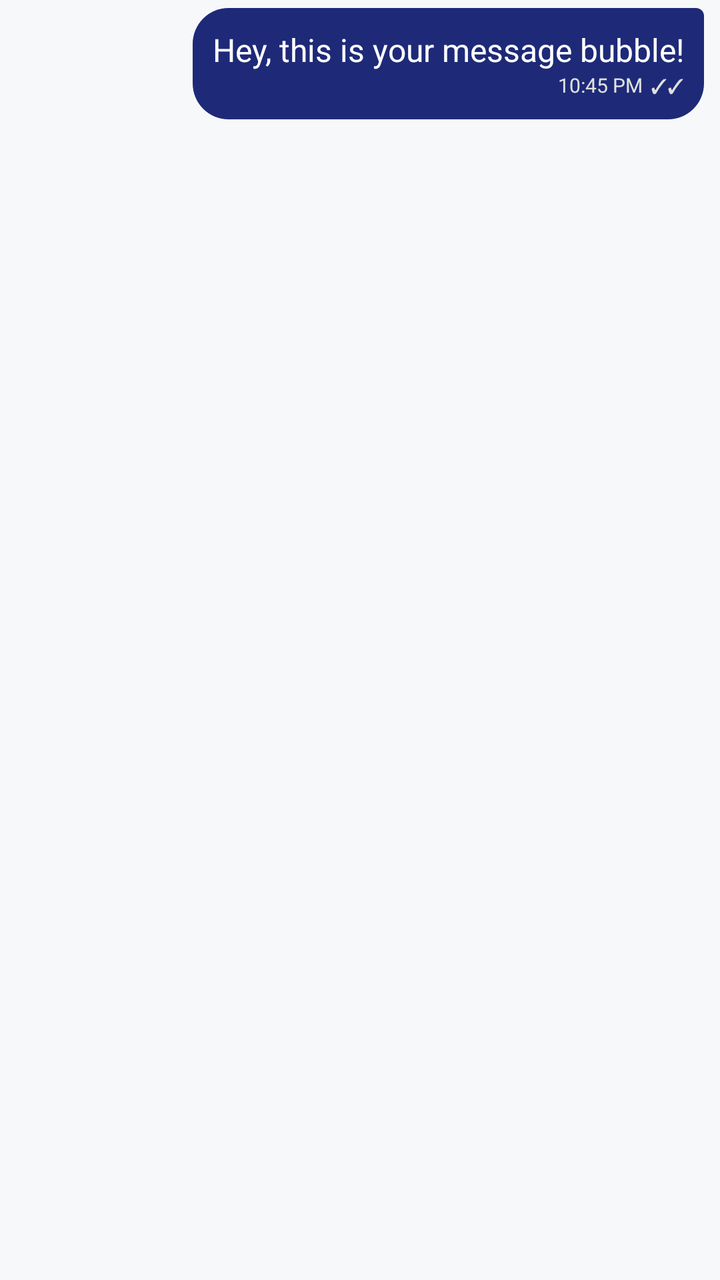
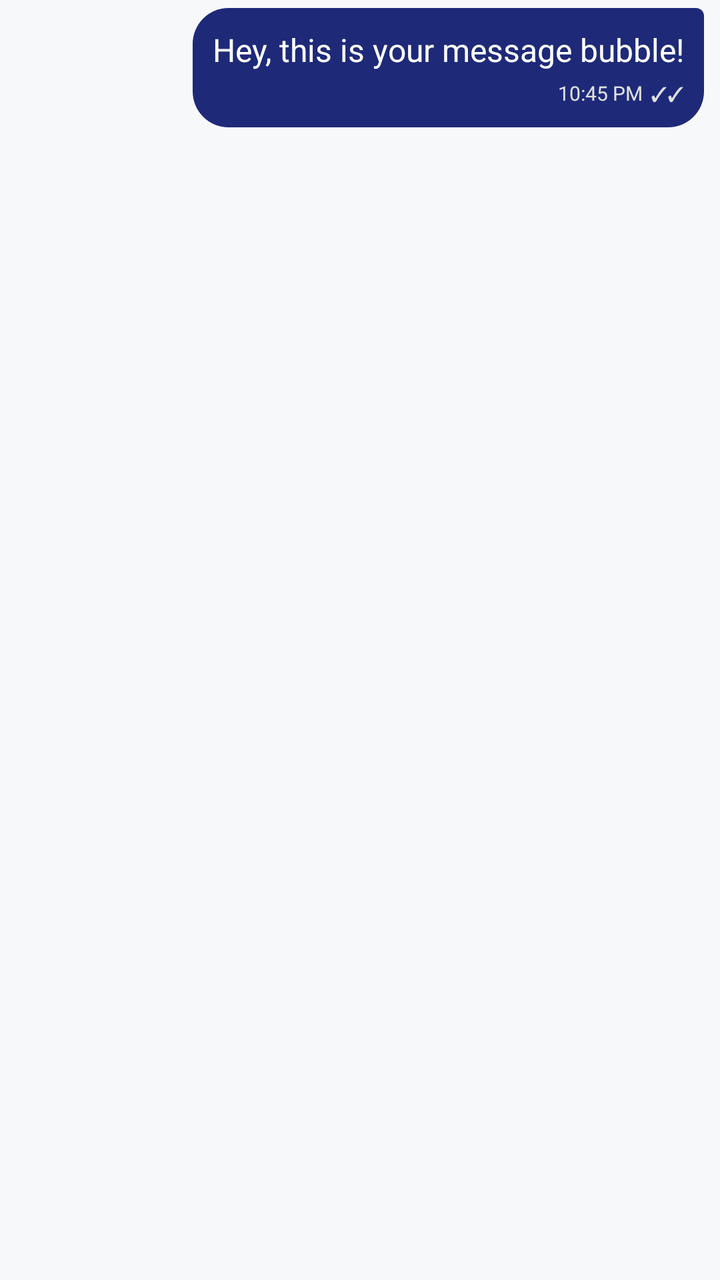

Compare the two renders of this Android layout. The source of the first and the diff that turns it into the second are given below.
<!-- AndroidManifest.xml: application theme Theme.MainApplication -->
<!-- res/layout/item_message_sent.xml -->
<?xml version="1.0" encoding="utf-8"?>
<LinearLayout xmlns:android="http://schemas.android.com/apk/res/android"
    android:layout_width="match_parent"
    android:layout_height="wrap_content"
    android:gravity="end"
    android:paddingHorizontal="8dp"
    android:paddingVertical="4dp">

    <LinearLayout
        android:layout_width="wrap_content"
        android:layout_height="wrap_content"
        android:background="@drawable/bg_message_sent"
        android:padding="10dp"
        android:orientation="vertical">

        <TextView
            android:id="@+id/tvMessage"
            android:layout_width="wrap_content"
            android:layout_height="wrap_content"
            android:textColor="@android:color/white"
            android:textSize="16sp"
            android:lineSpacingExtra="2dp"
            android:maxWidth="260dp"
            android:text="Hey, this is your message bubble!" />

        <LinearLayout
            android:layout_width="match_parent"
            android:layout_height="wrap_content"
            android:orientation="horizontal"
            android:gravity="end|center_vertical">

            <TextView
                android:id="@+id/tvTimestamp"
                android:layout_width="wrap_content"
                android:layout_height="wrap_content"
                android:textColor="#E0E0E0"
                android:textSize="10sp"
                android:text="10:45 PM" />

            <TextView
                android:id="@+id/tvReadReceipt"
                android:layout_width="wrap_content"
                android:layout_height="wrap_content"
                android:layout_marginStart="4dp"
                android:textColor="#E0E0E0"
                android:textSize="10sp"
                android:text="✓✓" />
        </LinearLayout>
    </LinearLayout>
</LinearLayout>
<!-- resources referenced by this layout -->
<resources>
  <!-- drawable bg_message_sent (drawable) -->
  <?xml version="1.0" encoding="utf-8"?>
  <shape xmlns:android="http://schemas.android.com/apk/res/android" android:shape="rectangle">
      <solid android:color="@color/colorPrimary" />
      <corners
          android:topLeftRadius="18dp"
          android:topRightRadius="4dp"
          android:bottomLeftRadius="18dp"
          android:bottomRightRadius="18dp" />
  </shape>
  <style name="Theme.MainApplication" parent="Theme.MaterialComponents.DayNight.NoActionBar">
          
          <item name="colorPrimary">@color/colorPrimary</item>
          <item name="colorPrimaryVariant">@color/colorPrimaryVariant</item>
          <item name="colorAccent">@color/colorAccent</item>
          <item name="colorOnPrimary">@android:color/white</item>
  
          
          <item name="android:colorBackground">@color/colorBackground</item>
          <item name="colorSurface">@color/colorSurface</item>
  
          
          <item name="android:textColorPrimary">@color/colorTextPrimary</item>
          <item name="android:textColorSecondary">@color/colorTextSecondary</item>
  
          
          <item name="android:statusBarColor">@color/colorPrimaryVariant</item>
          <item name="android:navigationBarColor">@color/colorPrimaryVariant</item>
  
          
          <item name="toolbarStyle">@style/Widget.CustomToolbar</item>
      </style>
  <color name="colorPrimary">#1E2A78</color>
  <color name="colorPrimaryVariant">#3700B3</color>
  <color name="colorAccent">#F0C343</color>
  <color name="colorBackground">#F7F8FA</color>
  <color name="colorSurface">#FFFFFF</color>
  <color name="colorTextPrimary">#1B1B1B</color>
  <color name="colorTextSecondary">#6F6F6F</color>
  <style name="Widget.CustomToolbar" parent="Widget.MaterialComponents.Toolbar">
          <item name="android:background">@color/colorPrimary</item>
          <item name="titleTextColor">@android:color/white</item>
          <item name="subtitleTextColor">@color/colorSecondary</item>
      </style>
  <color name="colorSecondary">#E9E7FF</color>
</resources>

<!-- the commit's change to res/layout/item_message_sent.xml (unified diff, before → after) -->
@@ -9,10 +9,22 @@
     <LinearLayout
         android:layout_width="wrap_content"
         android:layout_height="wrap_content"
-        android:background="@drawable/bg_message_sent"
+        android:orientation="vertical"
         android:padding="10dp"
-        android:orientation="vertical">
+        android:background="@drawable/bg_message_sent">
 
+        
+        <ImageView
+            android:id="@+id/messageImage"
+            android:layout_width="200dp"
+            android:layout_height="200dp"
+            android:layout_marginBottom="6dp"
+            android:adjustViewBounds="true"
+            android:scaleType="centerCrop"
+            android:background="@drawable/message_image_bg"
+            android:visibility="gone" />
+
+        
         <TextView
             android:id="@+id/tvMessage"
             android:layout_width="wrap_content"
@@ -23,11 +35,13 @@
             android:maxWidth="260dp"
             android:text="Hey, this is your message bubble!" />
 
+        
         <LinearLayout
             android:layout_width="match_parent"
             android:layout_height="wrap_content"
             android:orientation="horizontal"
-            android:gravity="end|center_vertical">
+            android:gravity="end|center_vertical"
+            android:layout_marginTop="4dp">
 
             <TextView
                 android:id="@+id/tvTimestamp"
<!-- resource entries referenced after the edit -->
@@ -9,6 +9,11 @@
           android:topRightRadius="4dp"
           android:bottomLeftRadius="18dp"
           android:bottomRightRadius="18dp" />
+  </shape>
+  <!-- drawable message_image_bg (drawable) -->
+  <shape xmlns:android="http://schemas.android.com/apk/res/android" android:shape="rectangle">
+      <solid android:color="#E0E0E0" />
+      <corners android:radius="12dp" />
   </shape>
   <style name="Theme.MainApplication" parent="Theme.MaterialComponents.DayNight.NoActionBar">
           
